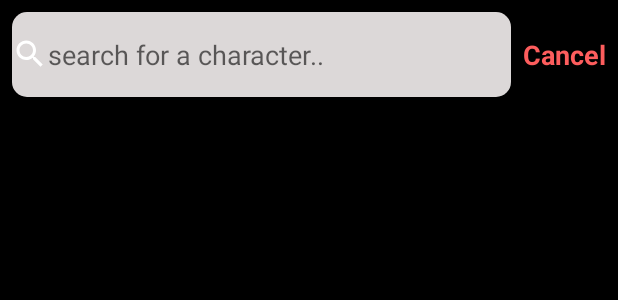
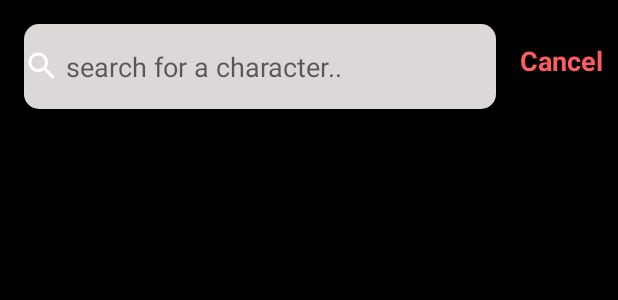
Before and after one commit to khadija-emam/MarvelApp, an Android app: the layout search_fragment.xml on its own in the app's theme, with its tools: preview values and no code run, on a phone screen of 412 x 824 dp. Shown: the top 300 px of the screen. Run offline under Robolectric (Android 15) with nearby library versions, the phone set to English and light mode, and no system bars; network calls fail.

Commit message:
-fix some issues

```diff
--- a/app/src/main/java/com/marvelapp/ui/search/SearchFragment.kt
+++ b/app/src/main/java/com/marvelapp/ui/search/SearchFragment.kt
@@ -76,6 +76,7 @@ class SearchFragment : Fragment() {
             findNavController().navigate(SearchFragmentDirections.actionSearchFragmentToCharacterDetailsFragment(
                 it?.id!!
             ))
+            viewModel.completeNavigation()
         })
     }
 
--- a/app/src/main/java/com/marvelapp/ui/search/SearchViewModel.kt
+++ b/app/src/main/java/com/marvelapp/ui/search/SearchViewModel.kt
@@ -41,4 +41,9 @@ class SearchViewModel  @Inject constructor(val repository: Repository) : ViewMod
 
     }
 
+    fun completeNavigation() {
+        _navigate.value = null
+
+    }
+
 }
--- a/app/src/main/res/layout/character_details_fragment.xml
+++ b/app/src/main/res/layout/character_details_fragment.xml
@@ -20,7 +20,7 @@
         <com.google.android.material.appbar.AppBarLayout
             android:id="@+id/app_bar"
             android:layout_width="match_parent"
-            android:layout_height="@dimen/app_bar_height"
+            android:layout_height="200dp"
             android:fitsSystemWindows="true"
             android:theme="@style/Theme.MarvelApp.AppBarOverlay">
 
--- a/app/src/main/res/layout/search_fragment.xml
+++ b/app/src/main/res/layout/search_fragment.xml
@@ -21,9 +21,10 @@
                 android:layout_height="wrap_content"
                 android:inputType="text"
                 android:paddingVertical="16dp"
-                android:layout_marginTop="8dp"
-                android:layout_marginHorizontal="8dp"
+                android:layout_marginTop="16dp"
+                android:layout_marginHorizontal="16dp"
                 android:drawableStart="@drawable/ic_search_white"
+                android:drawablePadding="4dp"
                 android:hint="@string/search_for_a_character"
                 android:background="@drawable/curved_shape"
                 app:layout_constraintTop_toTopOf="parent"
@@ -41,7 +42,7 @@
             android:textColor="#FD5D5D"
             android:gravity="center"
             android:textStyle="bold"
-            android:layout_marginEnd="8dp"
+            android:layout_marginEnd="10dp"
 
             app:layout_constraintEnd_toEndOf="parent"
             app:layout_constraintBottom_toTopOf="@id/search_character_rv"
--- a/app/src/main/res/values/strings.xml
+++ b/app/src/main/res/values/strings.xml
@@ -8,7 +8,6 @@
     <string name="events">Events</string>
     <string name="series">Series</string>
     <string name="stories">Stories</string>
-    <string name="title_activity_scrolling">ScrollingActivity</string>
     <string name="large_text">
         "Material is the metaphor.\n\n"
 
```
Also changed, not shown: app/src/main/AndroidManifest.xml (+4 -3 lines).
